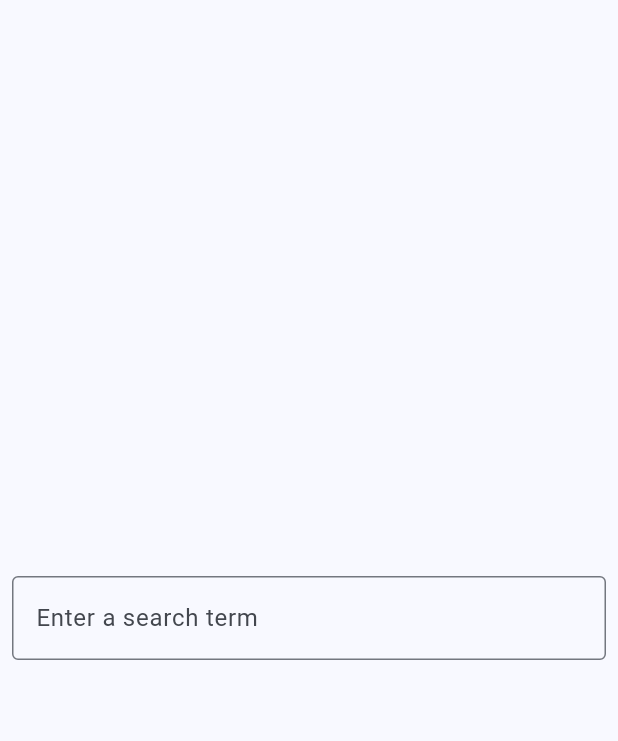
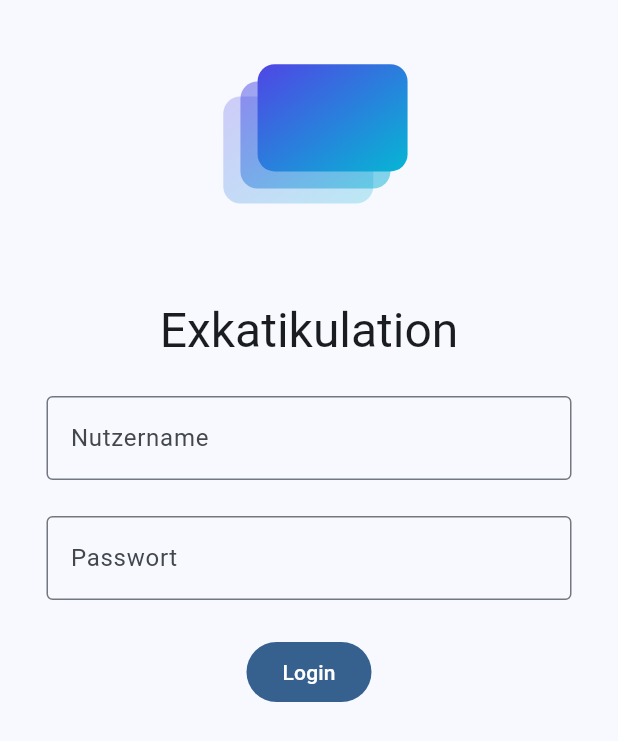
Before and after one commit to Mondei1/Exkartikulation, a Flutter app: the screen it shows after launch, on a phone screen of 412 x 824 dp. Shown: the top 741 px of the screen. Run offline on Flutter 3.47's test engine with Material 3 defaults, Android fonts, the light colour scheme and no system bars; our stand-ins replace flutter_secure_storage, flutter_svg, go_router; missing offline and left inert: oauth2.

Commit message:
login page with service; docker compose fix

```diff
--- a/app/lib/main.dart
+++ b/app/lib/main.dart
@@ -4,7 +4,5 @@ import 'package:flutter/material.dart';
 import 'src/core/appWidget.dart';
 
 void main() {
-  final router = createRouter();
-
   runApp(MyApp());
 }
--- a/app/lib/src/core/appRouter.dart
+++ b/app/lib/src/core/appRouter.dart
@@ -1,4 +1,5 @@
 import 'package:exkartikulation/src/features/login/loginView.dart';
+import 'package:exkartikulation/src/features/stacks/stacksView.dart';
 import 'package:flutter/material.dart';
 import 'package:go_router/go_router.dart';
 
@@ -6,17 +7,17 @@ GoRouter createRouter() {
   return GoRouter(
     initialLocation: "/login",
     routes: [
-      // ShellRoute(
-      //   builder: (context, state, child) => Scaffold(body: child),
-      //   routes: [
-      //     // Example
-      //     // GoRoute(
-      //     //   path: "login",
-      //     //   name: "login",
-      //     //   builder: (context, state) => const LoginView(),
-      //     // ),
-      //   ],
-      // ),
+      ShellRoute(
+        builder: (context, state, child) => Scaffold(body: child),
+        routes: [
+          // Example
+          GoRoute(
+            path: "/stacks",
+            name: "stacks",
+            builder: (context, state) => StacksView(),
+          ),
+        ],
+      ),
       // Without scaffold
       ShellRoute(
         builder: (context, state, child) => Scaffold(body: child),
--- a/app/lib/src/features/login/loginService.dart
+++ b/app/lib/src/features/login/loginService.dart
@@ -0,0 +1,89 @@
+import 'package:flutter_secure_storage/flutter_secure_storage.dart';
+import 'package:oauth2/oauth2.dart' as oauth2;
+
+const String clientId = String.fromEnvironment('clientId', defaultValue: 'app');
+
+const String clientSecret = String.fromEnvironment(
+  'clientSecret',
+  defaultValue: '5ToRHRiqrEZxv0iicC8S2hrka3uabT2M',
+);
+
+const String authorizationEndpoint = String.fromEnvironment(
+  'authorizationEndpoint',
+  defaultValue:
+      'http://localhost:7000/realms/Exkartikulator/protocol/openid-connect/token',
+);
+
+class LoginServiceFactory {
+  static LoginService? _client;
+
+  static LoginService client() {
+    _client ??= LoginService();
+    return _client!;
+  }
+}
+
+class LoginService {
+  oauth2.Client? _client;
+
+  final FlutterSecureStorage _storage = FlutterSecureStorage();
+
+  Future<bool> isAuthorized() async {
+    // Check that there are credentials and that they have not expired.
+    if (_client != null) {
+      return !_client!.credentials.isExpired;
+    } else {
+      await _loadClient();
+      return _client != null && !_client!.credentials.isExpired;
+    }
+  }
+
+  Future<oauth2.Client?> getClient() async {
+    // Retuns the client that can be used to make requests to the backend
+    if (_client == null) {
+      await _loadClient();
+    }
+    return _client;
+  }
+
+  Future<void> _loadClient() async {
+    // Load client credentials from secure storage if exists
+    String? authorizationJson = await _storage.read(key: "authJson");
+    if (authorizationJson != null) {
+      var credentials = oauth2.Credentials.fromJson(authorizationJson);
+
+      _client = oauth2.Client(
+        credentials,
+        identifier: clientId,
+        secret: clientSecret,
+      );
+    }
+  }
+
+  Future<void> login(String username, String password) async {
+    try {
+      _client = await oauth2.resourceOwnerPasswordGrant(
+        Uri.parse(authorizationEndpoint),
+        username,
+        password,
+        identifier: clientId,
+        secret: clientSecret,
+      );
+
+      // Save client credentials to secure storage
+      await _storage.write(
+        key: "authJson",
+        value: _client!.credentials.toJson(),
+      );
+    } catch (e) {
+      _client = null;
+    }
+  }
+
+  void logout() {
+    // Delete credentials in secure storage and close client.
+    _storage.delete(key: "authJson");
+    _client?.close();
+    _client = null;
+  }
+}
--- a/app/lib/src/features/login/loginView.dart
+++ b/app/lib/src/features/login/loginView.dart
@@ -1,36 +1,111 @@
+import 'package:exkartikulation/src/features/login/loginService.dart';
 import 'package:flutter/material.dart';
 import 'package:flutter_svg/flutter_svg.dart';
+import 'package:go_router/go_router.dart';
 
-class LoginView extends StatelessWidget {
+class LoginView extends StatefulWidget {
   const LoginView({super.key});
 
   @override
+  State<LoginView> createState() => _LoginViewState();
+}
+
+class _LoginViewState extends State<LoginView> {
+  late final LoginService service = LoginServiceFactory.client();
+
+  final TextEditingController usernameController = TextEditingController();
+  final TextEditingController passwordController = TextEditingController();
+
+  bool loading = false;
+
+  @override
+  void initState() {
+    super.initState();
+
+    WidgetsBinding.instance.addPostFrameCallback((timeStamp) async {
+      if (await service.isAuthorized()) {
+        context.go("/stacks");
+      }
+    });
+  }
+
+  void login() async {
+    setState(() {
+      loading = true;
+    });
+
+    await service.login(usernameController.text, passwordController.text);
+
+    if (await service.isAuthorized()) {
+      context.go("/stacks");
+    } else {
+      usernameController.clear();
+      passwordController.clear();
+    }
+    setState(() {
+      loading = false;
+    });
+  }
+
+  @override
   Widget build(BuildContext context) {
-    return Builder(
-      builder:
-          (context) => Center(
-            child: Column(
-              mainAxisSize: MainAxisSize.min,
-              children: [
-                // SvgPicture.asset('assets/l.svg', width: 250),
-                // const SizedBox(height: 24),
-                // Text(
-                //   'Exkatikulator',
-                //   style: Theme.of(context).textTheme.displayLarge,
-                // ),
-                // const SizedBox(height: 24),
-                Padding(
-                  padding: EdgeInsets.symmetric(horizontal: 8, vertical: 16),
-                  child: TextField(
+    return Scaffold(
+      body: Center(
+        child: Column(
+          children: [
+            SvgPicture.asset("assets/l.svg", width: 200),
+            Text(
+              "Exkatikulation",
+              style: Theme.of(context).textTheme.headlineLarge,
+            ),
+            const SizedBox(height: 24),
+            Container(
+              constraints: BoxConstraints(maxWidth: 350),
+              child: Column(
+                children: [
+                  TextField(
+                    controller: usernameController,
                     decoration: InputDecoration(
                       border: OutlineInputBorder(),
-                      hintText: 'Enter a search term',
+                      label: Text("Nutzername"),
+                    ),
+                    enabled: !loading,
+                  ),
+                  const SizedBox(height: 24),
+                  TextField(
+                    controller: passwordController,
+                    decoration: InputDecoration(
+                      border: OutlineInputBorder(),
+                      label: Text("Passwort"),
+                    ),
+                    enabled: !loading,
+                  ),
+                  SizedBox(height: 24),
+                  Center(
+                    child: FilledButton(
+                      onPressed: loading ? null : login,
+
+                      child: Row(
+                        mainAxisAlignment: MainAxisAlignment.center,
+                        mainAxisSize: MainAxisSize.min,
+                        children: [
+                          loading
+                              ? SizedBox(
+                                width: 25,
+                                height: 25,
+                                child: CircularProgressIndicator(),
+                              )
+                              : Text("Login"),
+                        ],
+                      ),
                     ),
                   ),
-                ),
-              ],
+                ],
+              ),
             ),
-          ),
+          ],
+        ),
+      ),
     );
   }
 }
--- a/app/pubspec.yaml
+++ b/app/pubspec.yaml
@@ -38,6 +38,11 @@ dependencies:
   cupertino_icons: ^1.0.8
   go_router: ^17.1.0
   flutter_svg: ^2.2.3
+  oauth2: ^2.0.5
+  crypto: ^3.0.7
+  url_launcher: ^6.3.2
+  webview_flutter: ^4.13.1
+  flutter_secure_storage: ^10.0.0
 
 dev_dependencies:
   flutter_test:
```
Also changed, not shown: app/lib/src/features/stacks/stacksView.dart (added, +26 -0 lines), app/pubspec.lock, 6 other files.
